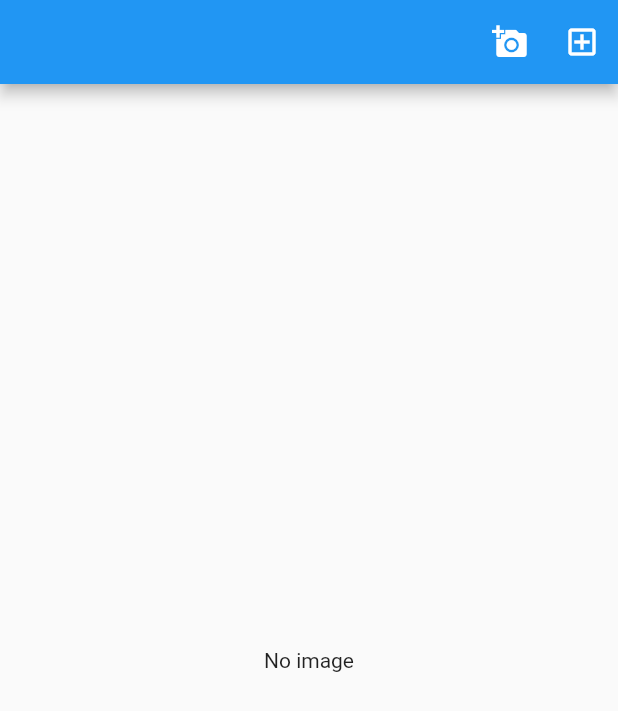
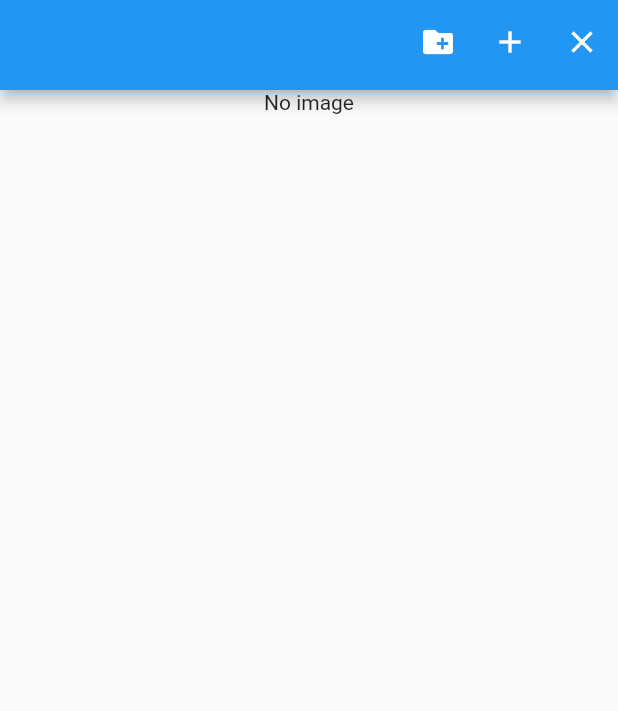
Before and after one commit to gumsang/my_gallery_carousel, a Flutter app: the screen it shows after launch, on a phone screen of 412 x 824 dp. Shown: the top 711 px of the screen. Run offline on Flutter 3.47's test engine with Material 2 defaults, Android fonts, the phone set to English and light mode, and no system bars; our stand-ins replace carousel_slider, freezed_annotation, image_picker.

Commit message:
feat: appbar 숨김기능 추가

```diff
--- a/lib/presentation/gallery_screen.dart
+++ b/lib/presentation/gallery_screen.dart
@@ -1,11 +1,12 @@
-import 'dart:async';
 import 'dart:io';
 
 import 'package:carousel_slider/carousel_slider.dart';
 import 'package:flutter/material.dart';
-import 'package:my_gallery_carousel/presentation/gallery_event.dart';
+import 'package:flutter/services.dart';
 import 'package:my_gallery_carousel/presentation/gallery_view_model.dart';
 import 'package:provider/provider.dart';
+
+import 'gallery_event.dart';
 
 class GalleryScreen extends StatefulWidget {
   const GalleryScreen({super.key});
@@ -15,12 +16,12 @@ class GalleryScreen extends StatefulWidget {
 }
 
 class _GalleryScreenState extends State<GalleryScreen> {
-  Timer? timer;
+  double appBarHeight = 0.0;
 
   @override
-  void dispose() {
-    timer?.cancel();
-    super.dispose();
+  void initState() {
+    SystemChrome.setEnabledSystemUIMode(SystemUiMode.manual, overlays: []);
+    super.initState();
   }
 
   @override
@@ -28,27 +29,41 @@ class _GalleryScreenState extends State<GalleryScreen> {
     final viewModel = context.watch<GalleryViewModel>();
     final state = viewModel.state;
     return Scaffold(
-      appBar: AppBar(
+      body: SafeArea(
+        child: Column(
+          children: [
+            AnimatedContainer(
+              height: state.pictureList.isEmpty ? 60 : appBarHeight,
+              duration: const Duration(milliseconds: 300),
+              child: AppBar(
                 actions: [
                   IconButton(
                     onPressed: () {
                       viewModel.onEvent(const GalleryEvent.addPicture());
+                      _hideAppBar();
                     },
-            icon: const Icon(Icons.add_a_photo),
+                    icon: const Icon(Icons.create_new_folder),
                   ),
                   IconButton(
                     onPressed: () {
-              viewModel.onEvent(const GalleryEvent.clearAndAddPicture());
+                      viewModel
+                          .onEvent(const GalleryEvent.clearAndAddPicture());
+                      _hideAppBar();
                     },
-            icon: const Icon(Icons.add_box_outlined),
+                    icon: const Icon(Icons.add),
+                  ),
+                  IconButton(
+                    onPressed: () {
+                      viewModel.onEvent(const GalleryEvent.clearList());
+                      _showAppBar();
+                    },
+                    icon: const Icon(Icons.clear),
                   )
                 ],
               ),
-      body: SafeArea(
-        child: viewModel.state.pictureList.isEmpty
-            ? const Center(
-                child: Text("No image"),
-              )
+            ),
+            state.pictureList.isEmpty
+                ? const Center(child: Text("No image"))
                 : Column(
                     children: <Widget>[
                       CarouselSlider(
@@ -58,21 +73,23 @@ class _GalleryScreenState extends State<GalleryScreen> {
                           autoPlayInterval: const Duration(seconds: 3),
                           autoPlayAnimationDuration:
                               const Duration(milliseconds: 800),
-                      viewportFraction: 0.85,
-                      height: MediaQuery.of(context).size.height - 200,
+                          viewportFraction: 1,
+                          height:
+                              MediaQuery.of(context).size.height - appBarHeight,
                           autoPlayCurve: Curves.fastOutSlowIn,
                         ),
                         items: viewModel.state.pictureList.map(
                           (picture) {
                             return Builder(
                               builder: (BuildContext context) {
-                            return Container(
-                              width: MediaQuery.of(context).size.width,
-                              margin:
-                                  const EdgeInsets.symmetric(horizontal: 5.0),
+                                return AnimatedContainer(
+                                  duration: const Duration(milliseconds: 290),
+                                  child: GestureDetector(
+                                    onTap: () => _showAppBar(),
                                     child: Image.file(
                                       File(picture.file.path),
                                       fit: BoxFit.cover,
+                                    ),
                                   ),
                                 );
                               },
@@ -82,7 +99,23 @@ class _GalleryScreenState extends State<GalleryScreen> {
                       ),
                     ],
                   ),
+          ],
+        ),
       ),
     );
   }
+
+  void _hideAppBar() {
+    setState(() {
+      appBarHeight = 0;
+    });
   }
+
+  void _showAppBar() async {
+    setState(() {
+      appBarHeight = 60;
+    });
+    await Future.delayed(const Duration(seconds: 3));
+    _hideAppBar();
+  }
+}
```
Lines whose indentation alone changed are shown as unchanged.
